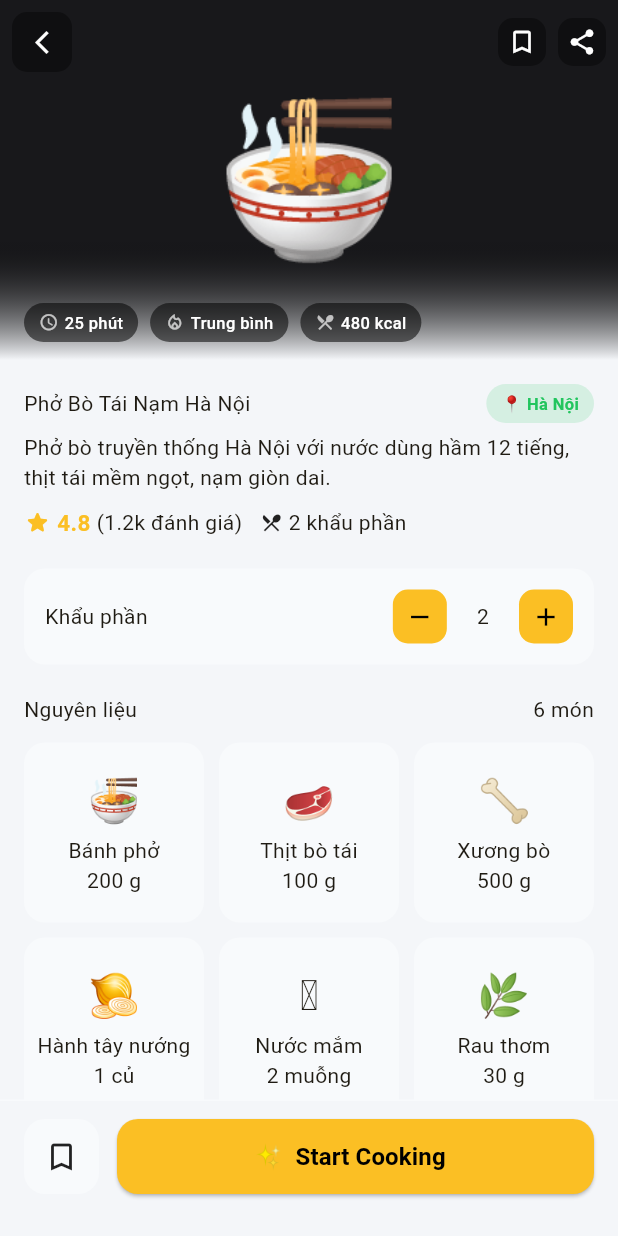
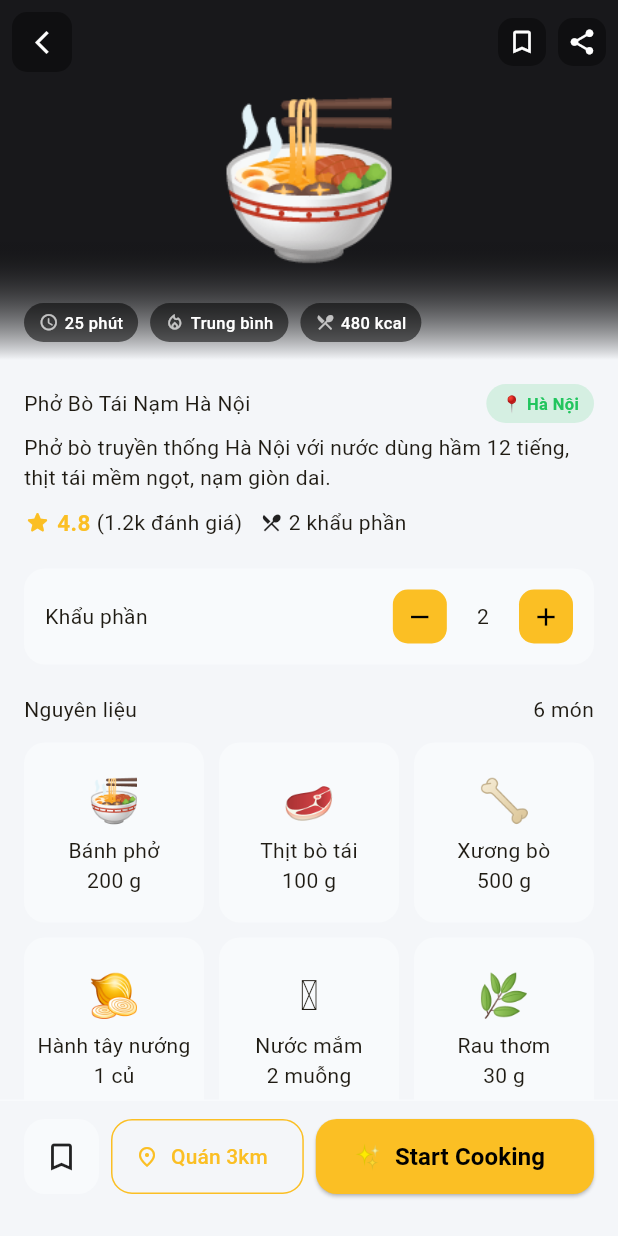
Before and after one commit to longcacrypto-afk/taste-of-vietnam, a Flutter app: the DishDetailScreen screen opened directly, on a phone screen of 412 x 824 dp. Run offline on Flutter 3.47's test engine with Material 3 defaults, Android fonts, the phone set to English and light mode, and no system bars; Roboto replaces fonts that are missing (Be Vietnam Pro); statements that could not run were skipped.

Commit message:
feat(flutter): connect live poll sync in group poll screen & add 3km map shortcut in dish detail screen

```diff
--- a/mobile-flutter/lib/screens/dish_detail_screen.dart
+++ b/mobile-flutter/lib/screens/dish_detail_screen.dart
@@ -3,6 +3,7 @@
 
 import 'package:flutter/material.dart';
 import '../theme/app_theme.dart';
+import 'map_places_screen.dart';
 
 class DishDetailScreen extends StatefulWidget {
   final Map<String, dynamic>? dish;
@@ -565,7 +566,21 @@ class _DishDetailScreenState extends State<DishDetailScreen> {
               ),
             ),
           ),
-          const SizedBox(width: 12),
+          const SizedBox(width: 8),
+          OutlinedButton.icon(
+            onPressed: () {
+              Navigator.push(context, MaterialPageRoute(builder: (_) => const MapPlacesScreen()));
+            },
+            icon: const Icon(Icons.place_outlined, size: 16),
+            label: const Text('Quán 3km'),
+            style: OutlinedButton.styleFrom(
+              foregroundColor: AppTheme.goldenAmber,
+              side: const BorderSide(color: AppTheme.goldenAmber),
+              shape: RoundedRectangleBorder(borderRadius: BorderRadius.circular(14)),
+              minimumSize: const Size(0, 50),
+            ),
+          ),
+          const SizedBox(width: 8),
           // Start Cooking button
           Expanded(
             child: ElevatedButton.icon(
```
Also changed, not shown: mobile-flutter/lib/screens/group_poll_screen.dart (+23 -0 lines), mobile-flutter/lib/services/api_service.dart (+15 -0 lines).
